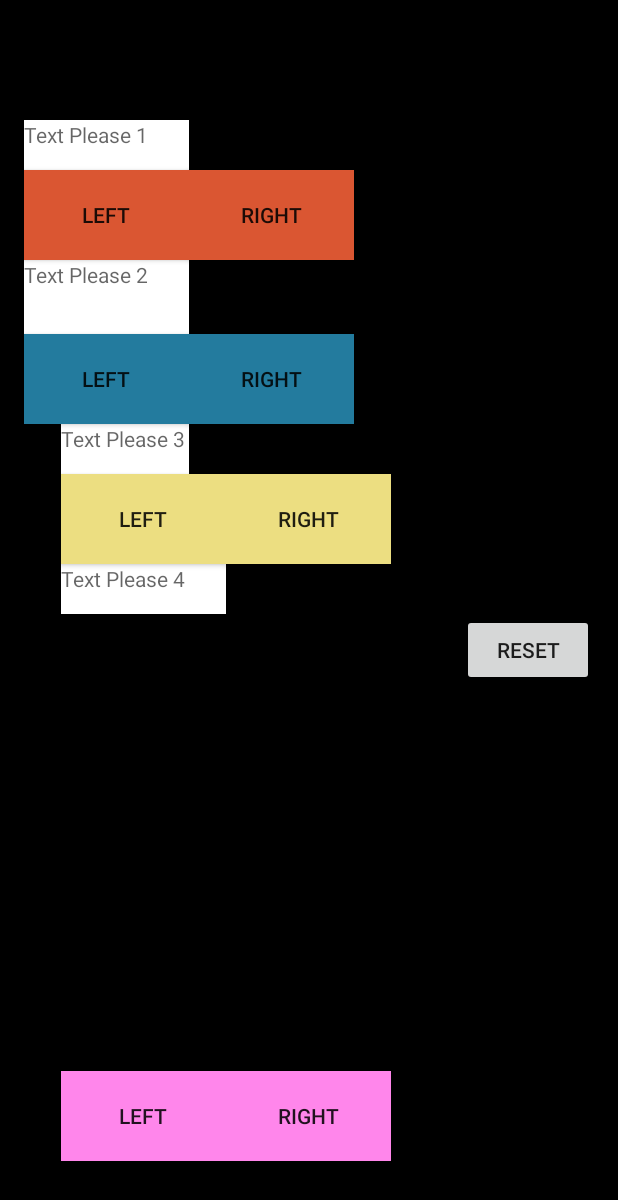
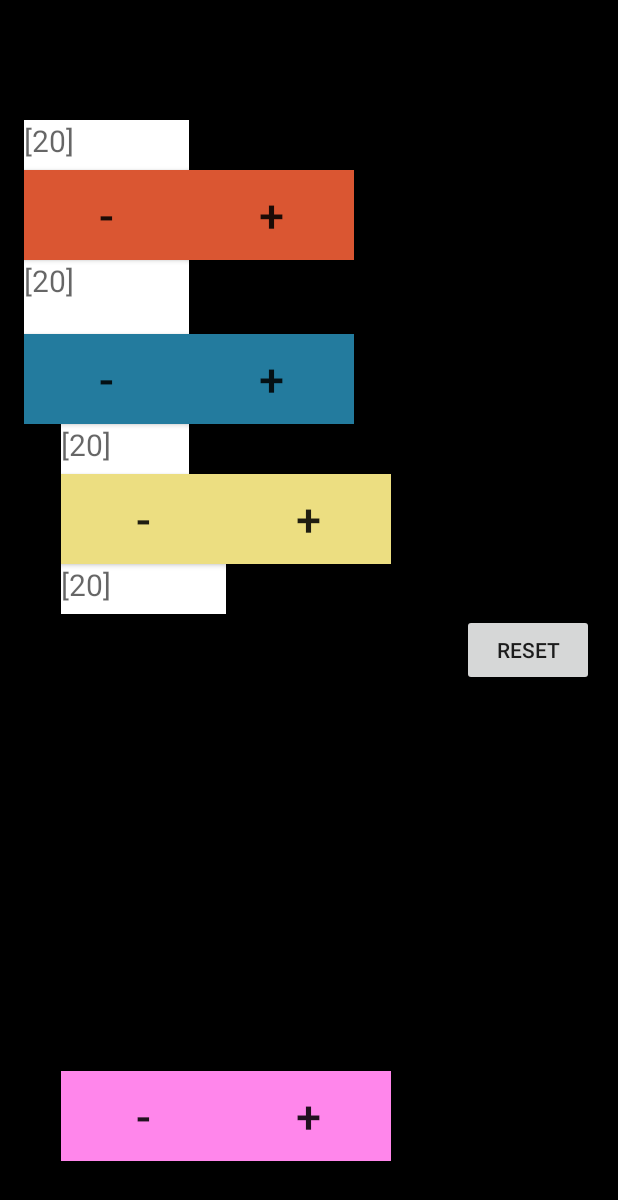
Before and after one commit to changwinstonr/Spindown, an Android app: the layout activity_four_player.xml on its own in the app's theme, with its tools: preview values and no code run, on a phone screen of 412 x 824 dp. Shown: the top 1200 px of the screen. Run offline under Robolectric (Android 15) with nearby library versions, the phone set to English and light mode, and no system bars.

Commit message:
Continues: to add font tweaks (busy work) to #5.

```diff
--- a/app/src/main/java/affinity/spindown/FourPlayerActivity.java
+++ b/app/src/main/java/affinity/spindown/FourPlayerActivity.java
@@ -1,7 +1,7 @@
 package affinity.spindown;
 
 import android.app.Fragment;
-import android.support.v7.app.AppCompatActivity;
+import android.graphics.Typeface;
 import android.os.Bundle;
 import android.view.LayoutInflater;
 import android.view.View;
@@ -21,10 +21,10 @@ public class FourPlayerActivity extends Fragment {
     public void onCreate(Bundle savedInstanceState) {
         super.onCreate(savedInstanceState);
         //Edit counter with settings options; for now, default: 0
-        counterPlayerOne = 0;
-        counterPlayerTwo = 0;
-        counterPlayerThree = 0;
-        counterPlayerFour = 0;
+        counterPlayerOne    = 20;
+        counterPlayerTwo    = 20;
+        counterPlayerThree  = 20;
+        counterPlayerFour   = 20;
     }
 
     @Override
@@ -38,14 +38,27 @@ public class FourPlayerActivity extends Fragment {
         getLeftP3   = (Button) view.findViewById(R.id.leftP3);
         getRightP2  = (Button) view.findViewById(R.id.rightP2);
         getLeftP2   = (Button) view.findViewById(R.id.leftP2);
-        getRightP1    = (Button) view.findViewById(R.id.rightP1);
-        getLeftP1     = (Button) view.findViewById(R.id.leftP1);
+        getRightP1  = (Button) view.findViewById(R.id.rightP1);
+        getLeftP1   = (Button) view.findViewById(R.id.leftP1);
         tv          = (TextView) view.findViewById(R.id.textViewP1);
         tv2         = (TextView) view.findViewById(R.id.textViewP2);
         tv3         = (TextView) view.findViewById(R.id.textViewP3);
         tv4         = (TextView) view.findViewById(R.id.textViewP4);
         Reset       = (Button) view.findViewById(R.id.button);
 
+        Typeface tf = Typeface.createFromAsset(getActivity().getAssets(), "YouRookMarbelous.ttf");
+        getRightP4.setTypeface(tf);
+        getLeftP4.setTypeface(tf);
+        getRightP3.setTypeface(tf);
+        getLeftP3.setTypeface(tf);
+        getRightP2.setTypeface(tf);
+        getLeftP2.setTypeface(tf);
+        getLeftP1.setTypeface(tf);
+        tv.setTypeface(tf);
+        tv2.setTypeface(tf);
+        tv3.setTypeface(tf);
+        tv4.setTypeface(tf);
+        getRightP1.setTypeface(tf);
 
         //Add to 1st player life
         getRightP1.setOnClickListener(new View.OnClickListener() {
@@ -134,14 +147,14 @@ public class FourPlayerActivity extends Fragment {
         Reset.setOnClickListener(new View.OnClickListener() {
             @Override
             public void onClick(View v) {
-                counterPlayerOne=0;
-                counterPlayerTwo=0;
-                counterPlayerThree=0;
-                counterPlayerFour=0;
-                String counter = Integer.toString(counterPlayerOne);
-                String counterTwo = Integer.toString(counterPlayerTwo);
+                counterPlayerOne    = 0;
+                counterPlayerTwo    = 0;
+                counterPlayerThree  = 0;
+                counterPlayerFour   = 0;
+                String counter      = Integer.toString(counterPlayerOne);
+                String counterTwo   = Integer.toString(counterPlayerTwo);
                 String counterThree = Integer.toString(counterPlayerThree);
-                String counterFour = Integer.toString(counterPlayerFour);
+                String counterFour  = Integer.toString(counterPlayerFour);
                 tv.setText(counter);
                 tv2.setText(counterTwo);
                 tv3.setText(counterThree);
--- a/app/src/main/res/layout/activity_four_player.xml
+++ b/app/src/main/res/layout/activity_four_player.xml
@@ -16,8 +16,8 @@
     <TextView
         android:layout_width="33dp"
         android:layout_height="33dp"
-        android:hint="Text Please 1"
-        android:textSize="14sp"
+        android:hint="[20]"
+        android:textSize="20sp"
         android:background="#fff"
         android:id="@+id/textViewP1"
         android:layout_marginTop="64dp"
@@ -30,8 +30,8 @@
         android:layout_width="33dp"
         android:layout_height="33dp"
         android:background="#fff"
-        android:hint="Text Please 2"
-        android:textSize="14sp"
+        android:hint="[20]"
+        android:textSize="20sp"
         android:id="@+id/textViewP2"
         android:layout_below="@+id/leftP1"
         android:layout_toLeftOf="@+id/rightP1"
@@ -43,8 +43,8 @@
         android:layout_width="33dp"
         android:layout_height="33dp"
         android:background="#fff"
-        android:hint="Text Please 3"
-        android:textSize="14sp"
+        android:hint="[20]"
+        android:textSize="20sp"
         android:id="@+id/textViewP3"
         android:layout_below="@+id/leftP2"
         android:layout_alignLeft="@+id/leftP3"
@@ -56,8 +56,8 @@
         android:layout_width="33dp"
         android:layout_height="33dp"
         android:background="#fff"
-        android:hint="Text Please 4"
-        android:textSize="14sp"
+        android:hint="[20]"
+        android:textSize="20sp"
         android:id="@+id/textViewP4"
         android:layout_below="@+id/leftP3"
         android:layout_alignLeft="@+id/leftP3"
@@ -69,7 +69,8 @@
         android:layout_height="60dp"
         android:layout_width="110dp"
         android:id="@+id/leftP1"
-        android:text="Left"
+        android:text="-"
+        android:textSize="30sp"
         android:textAlignment="gravity"
         android:background="#da5632"
         android:layout_below="@+id/textViewP1"
@@ -80,7 +81,8 @@
         android:layout_height="60dp"
         android:layout_width="110dp"
         android:id="@+id/rightP1"
-        android:text="Right"
+        android:text="+"
+        android:textSize="30sp"
         android:background="#da5632"
         android:layout_above="@+id/leftP2"
         android:layout_toRightOf="@+id/leftP1"
@@ -90,7 +92,8 @@
         android:layout_height="60dp"
         android:layout_width="110dp"
         android:id="@+id/leftP2"
-        android:text="Left"
+        android:text="-"
+        android:textSize="30sp"
         android:textAlignment="gravity"
         android:background="#237b9e"
         android:layout_marginTop="49dp"
@@ -102,7 +105,8 @@
         android:layout_height="60dp"
         android:layout_width="110dp"
         android:id="@+id/rightP2"
-        android:text="Right"
+        android:text="+"
+        android:textSize="30sp"
         android:background="#237b9e"
         android:layout_alignTop="@+id/leftP2"
         android:layout_toRightOf="@+id/leftP2"
@@ -112,7 +116,8 @@
         android:layout_height="60dp"
         android:layout_width="110dp"
         android:id="@+id/leftP3"
-        android:text="Left"
+        android:text="-"
+        android:textSize="30sp"
         android:textAlignment="gravity"
         android:background="#ecde81"
         android:layout_below="@+id/textViewP3"
@@ -123,7 +128,8 @@
         android:layout_height="60dp"
         android:layout_width="110dp"
         android:id="@+id/rightP3"
-        android:text="Right"
+        android:text="+"
+        android:textSize="30sp"
         android:background="#ecde81"
         android:layout_below="@+id/textViewP3"
         android:layout_centerHorizontal="true"/>
@@ -133,7 +139,8 @@
         android:layout_height="60dp"
         android:layout_width="110dp"
         android:id="@+id/leftP4"
-        android:text="Left"
+        android:text="-"
+        android:textSize="30sp"
         android:textAlignment="gravity"
         android:background="#ff86eb"
         android:layout_alignParentBottom="true"
@@ -145,7 +152,8 @@
         android:layout_height="60dp"
         android:layout_width="110dp"
         android:id="@+id/rightP4"
-        android:text="Right"
+        android:text="+"
+        android:textSize="30sp"
         android:background="#ff86eb"
         android:layout_alignTop="@+id/leftP4"
         android:layout_toRightOf="@+id/leftP4"
```
Also changed, not shown: app/src/main/java/affinity/spindown/ThreePlayerActivity.java (+7 -7 lines), app/src/main/java/affinity/spindown/TwoPlayerActivity.java (+4 -4 lines).
